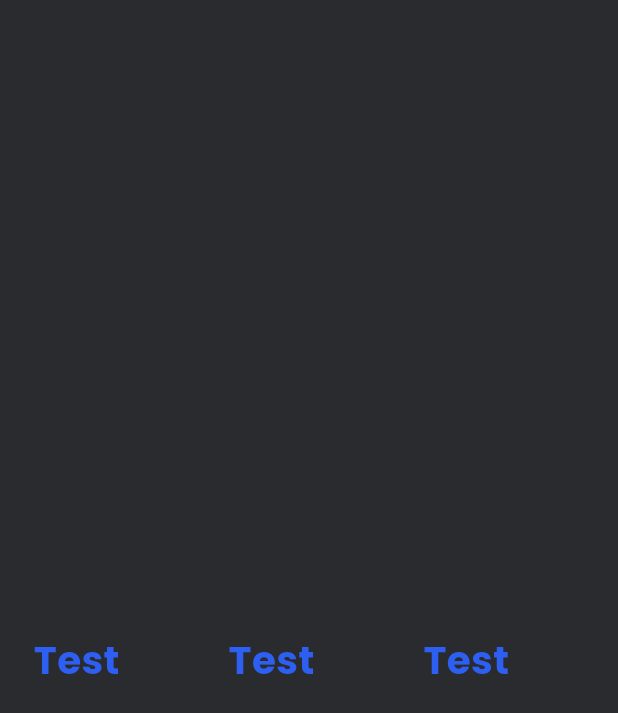
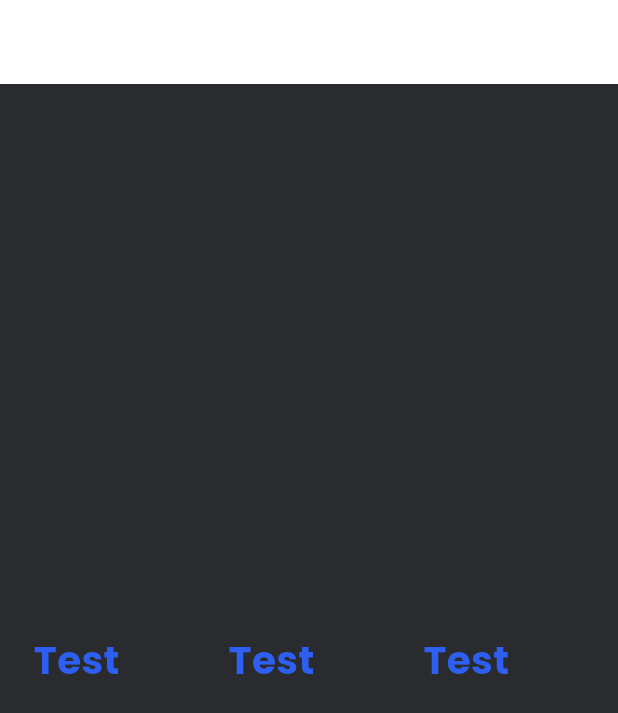
Before and after one commit to JesbinGit/Productivity-App-with-Flutter, a Flutter app: the screen it shows after launch, on a phone screen of 412 x 824 dp. Shown: the top 713 px of the screen. Run offline on Flutter 3.47's test engine with Material 3 defaults, Android fonts, the phone set to English and light mode, and no system bars; our stand-ins replace country_picker, flutter_screenutil, flutter_vector_icons, google_fonts, hooks_riverpod, pinput and 1 more.

Commit message:
colors changed

```diff
--- a/lib/common/utils/constants.dart
+++ b/lib/common/utils/constants.dart
@@ -14,6 +14,11 @@ class AppConst {
   static const Color kBkLight = Color.fromARGB(255, 26, 27, 30);
   static const Color kGreyBk = Color.fromARGB(255, 27, 28, 31);
   static const Color kRed = Color.fromARGB(255, 244, 0, 0);
+  static const Color ccBlue = Color.fromRGBO(0, 140, 255, 1);
+  static const Color ccBlueDk = Color.fromRGBO(0, 128, 255, 1);
+  static const Color ccGrey = Color.fromRGBO(230, 230, 230, 1);
+  static const Color ccGreyBk = Color.fromRGBO(119, 119, 119, 1);
+  static const Color ccBlack = Color.fromRGBO(0, 0, 0, 1);
 
   static double kWidth = 375.w;
   static double kHieght = 825.h;
--- a/lib/features/todo/pages/homepage.dart
+++ b/lib/features/todo/pages/homepage.dart
@@ -19,7 +19,7 @@ class _HomePageState extends ConsumerState<HomePage> {
   Widget build(BuildContext context) {
     return Scaffold(
       appBar: AppBar(
-        backgroundColor: Colors.transparent,
+        backgroundColor: AppConst.kLight,
         automaticallyImplyLeading: false,
       ),
       body: Center(
```
